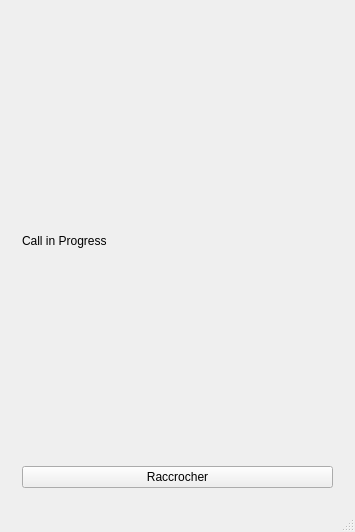
Before: the Qt Designer form Babel/babel.ui in RemiGuillard/Troll-Babel, drawn with Qt 5.
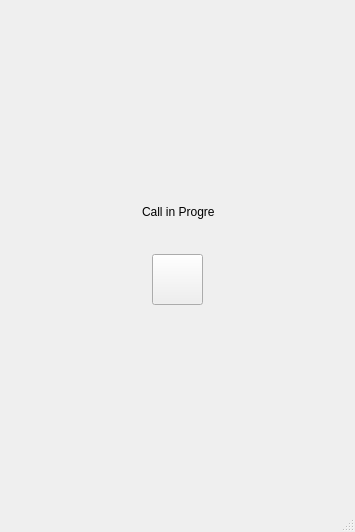
After: the same form once the commit is applied. The open tabs and pages were chosen to show the change. Icons and pictures are not drawn.

Commit message: Ajout de l' image HangUp Modification GUI

```diff
--- a/Babel/babel.ui
+++ b/Babel/babel.ui
@@ -524,17 +524,63 @@
       <widget class="QWidget" name="Calling">
        <layout class="QGridLayout" name="gridLayout_7">
         <item row="0" column="0">
-         <widget class="QLabel" name="inProgress">
-          <property name="text">
-           <string>Call in Progress</string>
+         <widget class="QWidget" name="widget_4" native="true">
+          <property name="minimumSize">
+           <size>
+            <width>211</width>
+            <height>141</height>
+           </size>
           </property>
-         </widget>
-        </item>
-        <item row="1" column="0">
-         <widget class="QPushButton" name="endCallButton">
-          <property name="text">
-           <string>Raccrocher</string>
+          <property name="maximumSize">
+           <size>
+            <width>211</width>
+            <height>141</height>
+           </size>
           </property>
+          <widget class="QLabel" name="inProgress">
+           <property name="geometry">
+            <rect>
+             <x>70</x>
+             <y>20</y>
+             <width>73</width>
+             <height>16</height>
+            </rect>
+           </property>
+           <property name="text">
+            <string>Call in Progress</string>
+           </property>
+          </widget>
+          <widget class="QPushButton" name="endCallButton">
+           <property name="geometry">
+            <rect>
+             <x>80</x>
+             <y>70</y>
+             <width>51</width>
+             <height>51</height>
+            </rect>
+           </property>
+           <property name="minimumSize">
+            <size>
+             <width>51</width>
+             <height>51</height>
+            </size>
+           </property>
+           <property name="maximumSize">
+            <size>
+             <width>51</width>
+             <height>51</height>
+            </size>
+           </property>
+           <property name="styleSheet">
+            <string notr="true">background-image: url(HangUp.png);
+background-position: auto;
+width: 50px;
+height:50px;</string>
+           </property>
+           <property name="text">
+            <string/>
+           </property>
+          </widget>
          </widget>
         </item>
        </layout>
```
Left out of the diff: 11 changed lines with no effect on the pictures. The commit also changes 1 other file.
